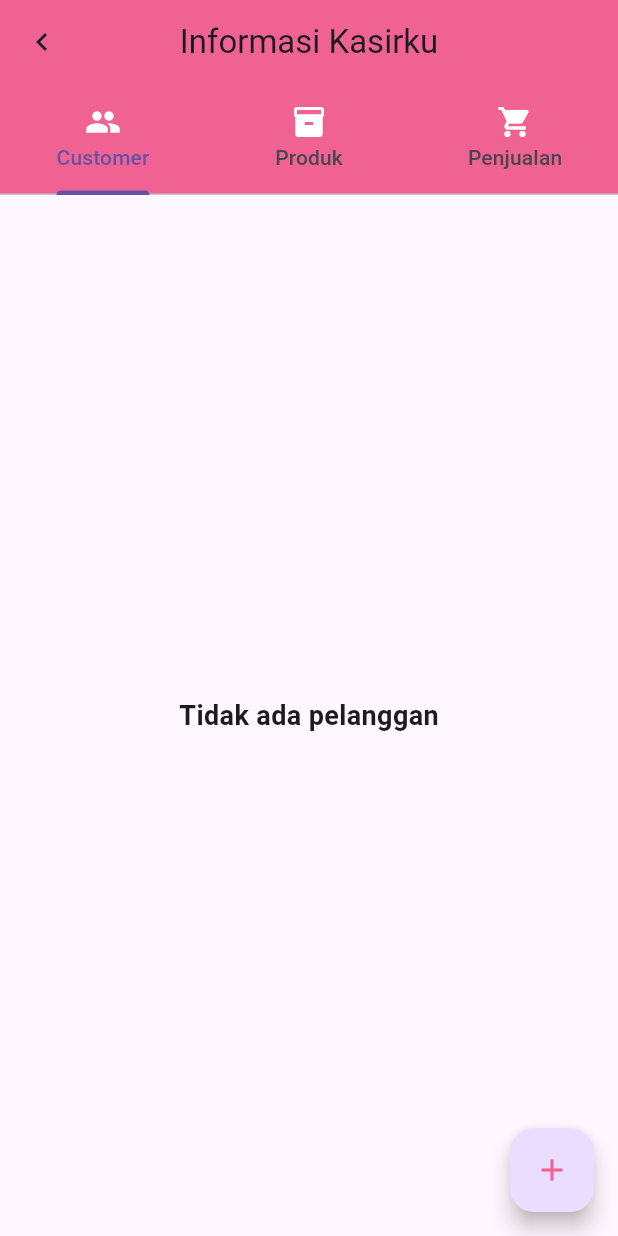
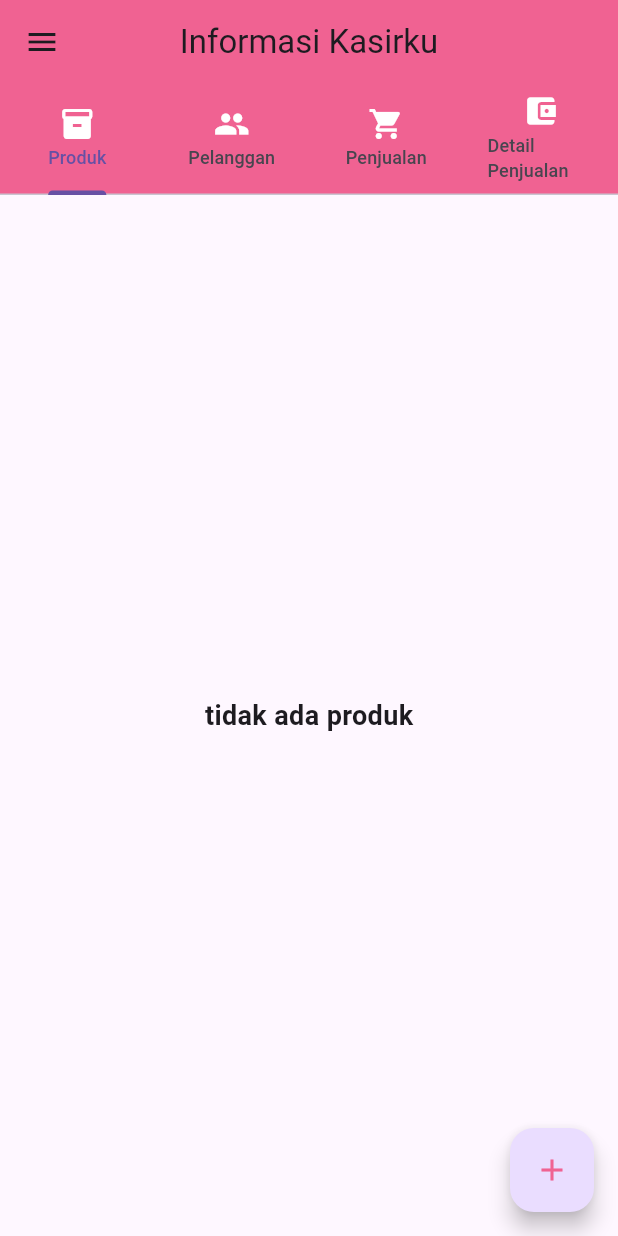
Before and after one commit to DinaapriliiaRPL/kasir_ukk, a Flutter app: the homepage screen opened directly, on a phone screen of 412 x 824 dp. Run offline on Flutter 3.47's test engine with Material 3 defaults, Android fonts, the phone set to English and light mode, and no system bars; our stand-ins replace loading_animation_widget, supabase_flutter; accounts and stored records are empty.

Commit message:
commit keenam

```diff
--- a/lib/home.dart
+++ b/lib/home.dart
@@ -1,6 +1,5 @@
 import 'package:flutter/cupertino.dart';
 import 'package:flutter/material.dart';
-import 'package:flutter/widgets.dart';
 import 'package:lat_kasirflutter/login.dart';
 import 'package:lat_kasirflutter/pelanggan/indexpelanggan.dart';
 import 'package:lat_kasirflutter/pelanggan/insertpelanggan.dart';
@@ -14,77 +13,101 @@ class homepage extends StatefulWidget {
 }
 
 class _homepageState extends State<homepage> {
+  // GlobalKey untuk Scaffold agar dapat membuka drawer
+  final GlobalKey<ScaffoldState> _scaffoldKey = GlobalKey<ScaffoldState>();
+
   @override
   Widget build(BuildContext context) {
     return DefaultTabController(
       length: 4,
       child: Scaffold(
+        key: _scaffoldKey, // Set key untuk Scaffold
         appBar: AppBar(
           bottom: TabBar(
             tabs: [
               Tab(
+                icon: Icon(Icons.inventory, color: Colors.white),
+                child: Text('Produk', style: TextStyle(fontSize: 12)),
+              ),
+              Tab(
                 icon: Icon(Icons.people, color: Colors.white),
-                    child: Text('Customer')),
-                Tab(
-                    icon: Icon(Icons.inventory, color: Colors.white),
-                    child: Text('Produk')),
+                child: Text('Pelanggan', style: TextStyle(fontSize: 12)),
+              ),
               Tab(
                 icon: Icon(Icons.shopping_cart, color: Colors.white),
-                    child: Text('Penjualan'))
+                child: Text('Penjualan', style: TextStyle(fontSize: 12)),
+              ),
+              Tab(
+                icon: Icon(Icons.account_balance_wallet, color: Colors.white),
+                child: Text('Detail Penjualan', style: TextStyle(fontSize: 12)),
+              ),
             ],
           ),
           backgroundColor: Colors.pink[300],
           title: const Text('Informasi Kasirku'),
           centerTitle: true,
           leading: IconButton(
-              icon: const Icon(
-                  Icons.chevron_left), // Ganti ikon panah menjadi '<'
+            icon: const Icon(Icons.menu), // Ikon menu untuk membuka drawer
             onPressed: () {
-                Navigator.pop(context,
-                    true); // Fungsi untuk kembali ke halaman sebelumnya
+              _scaffoldKey.currentState
+                  ?.openDrawer(); // Membuka drawer menggunakan key
             },
           ),
         ),
-          // drawer: Drawer(
-          //   child: ListView(
-          //     padding: EdgeInsets.zero,
-          //     children: <Widget>[
-          //       DrawerHeader(
-          //         decoration: BoxDecoration(
-          //           color: Colors.black,
-          //         ),
-          //         child: Text(
-          //           'Menu',
-          //           style: TextStyle(
-          //             color: Colors.white,
-          //             fontSize: 24,
-          //           ),
-          //         ),
-          //       ),
-          //       ListTile(
-          //         leading: Icon(Icons.home),
-          //         title: Text('Beranda'),
-          //         onTap: () {
-          //           Navigator.pop(context);
-          //         },
-          //       ),
-          //       ListTile(
-          //         leading: Icon(Icons.arrow_back),
-          //         title: Text('Logout'),
-          //         onTap: () {
-          //           Navigator.pop(context, MaterialPageRoute(builder: (context )=> loginpage()));
-          //         },
-          //       ),
-          //     ],
-          //   ),
-          // ),
+        drawer: Drawer(
+          child: ListView(
+            padding: EdgeInsets.zero,
+            children: <Widget>[
+              DrawerHeader(
+                decoration: BoxDecoration(
+                  color: Colors.pink[300],
+                ),
+                child: Text(
+                  'Menu',
+                  style: TextStyle(
+                    color: Colors.white,
+                    fontSize: 24,
+                  ),
+                ),
+              ),
+              ListTile(
+                leading: Icon(Icons.home),
+                title: Text('Beranda'),
+                onTap: () {
+                  Navigator.pop(context); // Menutup drawer
+                },
+              ),
+              ListTile(
+                leading: Icon(Icons.app_registration),
+                title: Text('Registrasi'),
+                onTap: () {
+                  Navigator.pop(context);
+                },
+              ),
+              ListTile(
+                leading: Icon(Icons.arrow_back),
+                title: Text('Logout'),
+                onTap: () {
+                  Navigator.pushReplacement(
+                    context,
+                    MaterialPageRoute(
+                      builder: (context) => loginpage(),
+                    ),
+                  ); // Navigasi ke halaman login
+                },
+              ),
+            ],
+          ),
+        ),
         body: TabBarView(
           children: [
+            dinaproduk(),
             indexpage(),
-              dinaproduk(),
             Center(child: Text('Penjualan')),
+            Center(child: Text('Detail Penjualan')),
           ],
         ),
-        ));
+      ),
+    );
   }
 }
--- a/lib/produk/insertproduk.dart
+++ b/lib/produk/insertproduk.dart
@@ -28,7 +28,7 @@ class _addprodukState extends State<addproduk> {
           'Stok': Stok,
         }
       ]);
-      if (response.error != null) {
+      if (response!= null) {
         Navigator.pushReplacement(context,
         MaterialPageRoute(builder: (context) => homepage()),
         );
```
Lines whose indentation alone changed are shown as unchanged.
